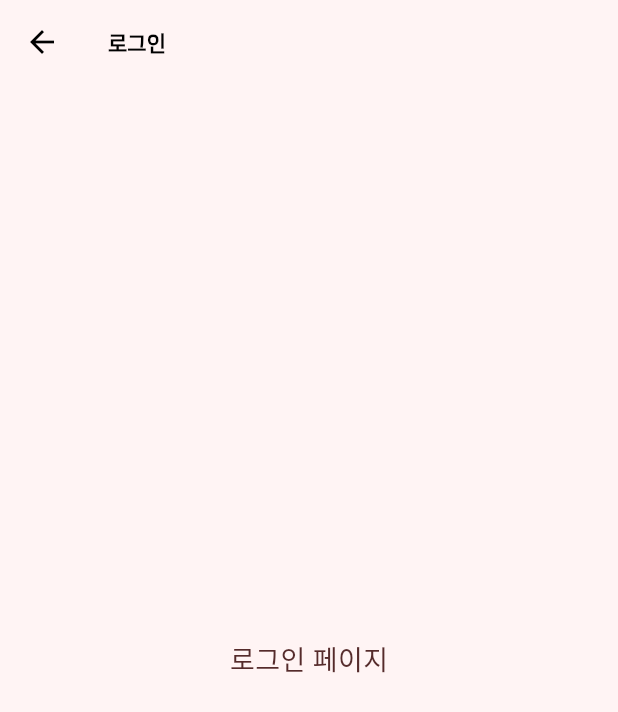
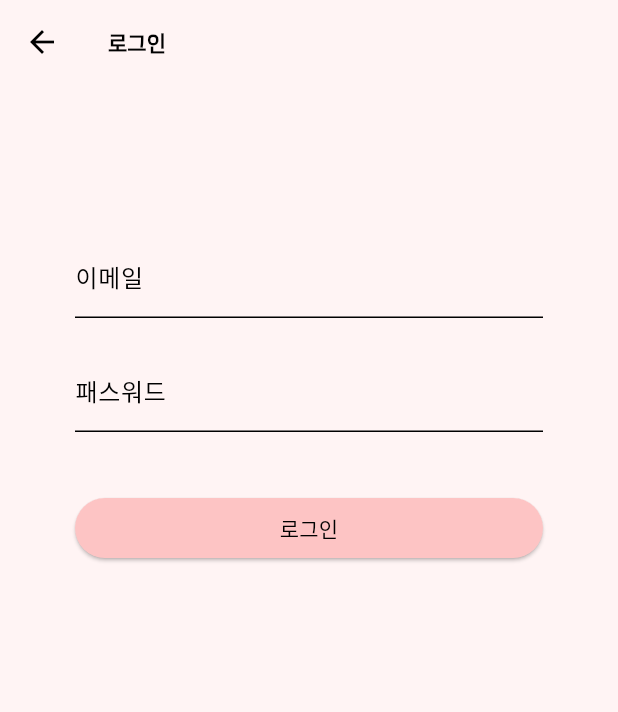
Before and after one commit to one-dollor-a/our-promise-app, a Flutter app: the SignInPage screen opened by its route, on a phone screen of 412 x 824 dp. Shown: the top 712 px of the screen. Run offline on Flutter 3.47's test engine with Material 3 defaults, Android fonts, the phone set to English and light mode, and no system bars; drawn by our look-alikes of flutter_form_builder; our stand-ins replace curved_navigation_bar, flutter_dotenv, flutter_riverpod, flutter_secure_storage, fluttertoast, form_builder_validators and 1 more; accounts and stored records are empty; generated files the repository leaves out were written again; network calls fail.

Commit message:
✨feat: [SignIn] 로그인 구현
- 최초 mock api로 구현

- 추후에 수정해야함

- FlutterSecureStorage 적용

```diff
--- a/lib/main.dart
+++ b/lib/main.dart
@@ -2,72 +2,40 @@ import 'package:flutter/material.dart';
 import 'package:flutter_dotenv/flutter_dotenv.dart';
 import 'package:flutter_riverpod/flutter_riverpod.dart';
 import 'package:our_promise/common/theme.dart';
-import 'package:our_promise/components/bottom-navigation.comp.dart';
 import 'package:our_promise/pages/auth/sign-in.page.dart';
 import 'package:our_promise/pages/auth/sign-up.page.dart';
-import 'package:our_promise/pages/contract.page.dart';
 import 'package:our_promise/pages/landing.page.dart';
-import 'package:our_promise/pages/main.page.dart';
-import 'package:our_promise/pages/my-profile.page.dart';
-import 'package:our_promise/pages/shared-profile.page.dart';
+import 'package:our_promise/pages/tabs.page.dart';
 
 void main() async {
-  WidgetsFlutterBinding.ensureInitialized(); // 1번코드
-  await dotenv.load(fileName: ".env"); // 2번코드
+  WidgetsFlutterBinding.ensureInitialized();
+  await dotenv.load(fileName: ".env");
   runApp(
-    ProviderScope(
+    const ProviderScope(
       child: MainApp(),
     ),
   );
 }
 
-class MainApp extends StatelessWidget {
-  MainApp({super.key});
+class MainApp extends StatefulWidget {
+  const MainApp({super.key});
 
-  final _pageController = PageController();
-  final auth = false;
+  @override
+  MainAppState createState() => MainAppState();
+}
 
+class MainAppState extends State<MainApp> {
   @override
   Widget build(BuildContext context) {
     return MaterialApp(
-        routes: {
-          '/sign-in': (context) => const SignInPage(),
-          '/sign-up': (context) => const SignUpPage(),
-        },
-        theme: initThemeData(brightness: Brightness.light),
-        home: switch (auth) {
-          true => _buildMain(),
-          false => _buildLanding(),
-        });
-  }
-
-  _buildMain() {
-    return Scaffold(
-      bottomNavigationBar: BottomNavigationComp(
-        pageController: _pageController,
-      ),
-      body: DecoratedBox(
-        decoration: const BoxDecoration(
-          image: DecorationImage(
-              image: AssetImage("assets/images/background.png"),
-              fit: BoxFit.cover),
-        ),
-        child: SafeArea(
-          child: PageView(
-            controller: _pageController,
-            children: const <Widget>[
-              MainPage(),
-              ContractPage(),
-              SharedProfilePage(),
-              MyProfilePage()
-            ],
-          ),
-        ),
-      ),
+      routes: {
+        '/sign-in': (context) => SignInPage(),
+        '/sign-up': (context) => const SignUpPage(),
+        '/landing': (context) => const LandingPage(),
+        '/': (context) => TabsPage(),
+      },
+      initialRoute: '/landing',
+      theme: initThemeData(brightness: Brightness.light),
     );
   }
-
-  _buildLanding() {
-    return const LandingPage();
-  }
 }
--- a/lib/pages/auth/sign-in.page.dart
+++ b/lib/pages/auth/sign-in.page.dart
@@ -1,7 +1,22 @@
 import 'package:flutter/material.dart';
+import 'package:flutter_form_builder/flutter_form_builder.dart';
+import 'package:form_builder_validators/form_builder_validators.dart';
+import 'package:our_promise/services/auth.service.dart';
 
 class SignInPage extends StatelessWidget {
-  const SignInPage({super.key});
+  final _formKey = GlobalKey<FormBuilderState>();
+  SignInPage({super.key});
+
+  _onPressSignInButton(BuildContext context) async {
+    final result = await AuthService.signIn(
+      _formKey.currentState!.fields['email']!.value as String,
+      _formKey.currentState!.fields['password']!.value as String,
+    );
+    if (!context.mounted) return;
+    if (result == true) {
+      return Navigator.pushNamedAndRemoveUntil(context, '/', (route) => false);
+    }
+  }
 
   @override
   Widget build(BuildContext context) {
@@ -13,9 +28,52 @@ class SignInPage extends StatelessWidget {
           style: Theme.of(context).tabBarTheme.labelStyle,
         ),
       ),
-      body: const SafeArea(
-        child: Center(
-          child: Text('로그인 페이지'),
+      body: Padding(
+        padding: const EdgeInsets.symmetric(horizontal: 50, vertical: 100),
+        child: FormBuilder(
+          key: _formKey,
+          child: Column(
+            crossAxisAlignment: CrossAxisAlignment.stretch,
+            children: [
+              FormBuilderTextField(
+                name: 'email',
+                keyboardType: TextInputType.emailAddress,
+                validator: FormBuilderValidators.compose([
+                  FormBuilderValidators.required(),
+                  FormBuilderValidators.email(),
+                ]),
+                decoration: const InputDecoration(labelText: '이메일'),
+              ),
+              const SizedBox(
+                height: 20,
+              ),
+              FormBuilderTextField(
+                name: 'password',
+                obscureText: true,
+                validator: FormBuilderValidators.compose([
+                  FormBuilderValidators.required(),
+                  FormBuilderValidators.minLength(8)
+                ]),
+                decoration: const InputDecoration(labelText: '패스워드'),
+              ),
+              const SizedBox(
+                height: 40,
+              ),
+              ElevatedButton(
+                style: ButtonStyle(
+                  backgroundColor: WidgetStateProperty.all(
+                    Theme.of(context).colorScheme.primary,
+                  ),
+                ),
+                onPressed: () {
+                  if (_formKey.currentState!.saveAndValidate()) {
+                    _onPressSignInButton(context);
+                  }
+                },
+                child: const Text('로그인', style: TextStyle(color: Colors.black)),
+              ),
+            ],
+          ),
         ),
       ),
     );
--- a/pubspec.yaml
+++ b/pubspec.yaml
@@ -42,6 +42,8 @@ dependencies:
   riverpod_annotation: ^2.3.5
   freezed_annotation: ^2.4.3
   flutter_form_builder: ^9.3.0
+  form_builder_validators: ^11.0.0
+  flutter_secure_storage: ^4.2.1
 
 dev_dependencies:
   flutter_test:
```
Also changed, not shown: lib/pages/landing.page.dart (+29 -1 lines), lib/pages/my-profile.page.dart (+16 -1 lines), lib/pages/tabs.page.dart (added, +39 -0 lines), lib/services/auth.service.dart (added, +50 -0 lines), pubspec.lock, 4 other files.
